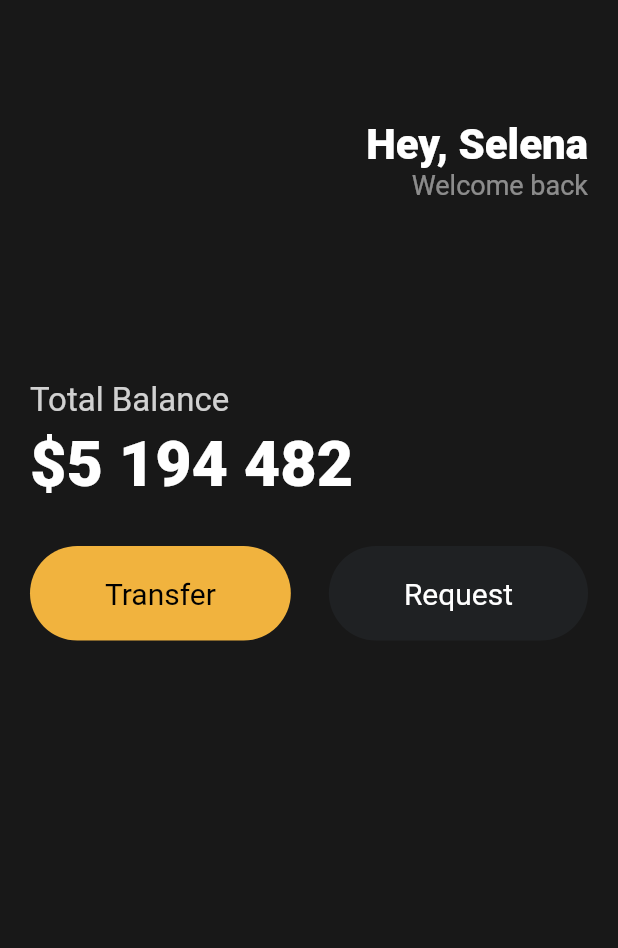
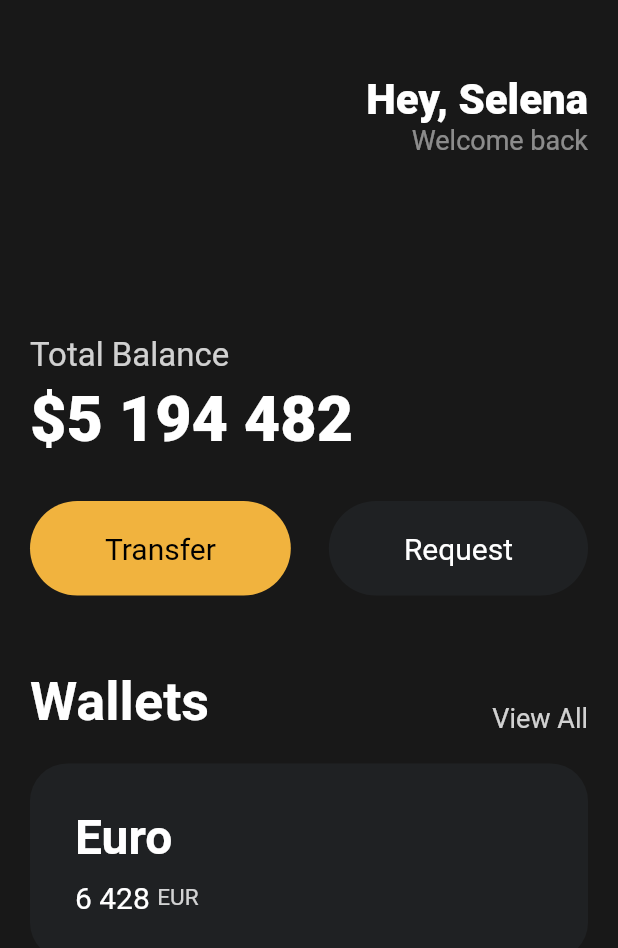
Before and after one commit to or-kk/toonflix, a Flutter app: the screen it shows after launch, on a phone screen of 412 x 824 dp. Shown: the top 948 px of the screen. Run offline on Flutter 3.47's test engine with Material 2 defaults, Android fonts, the phone set to English and light mode, and no system bars.

Commit message:
Add wallets card

```diff
--- a/lib/main.dart
+++ b/lib/main.dart
@@ -28,7 +28,7 @@ class App extends StatelessWidget {
             crossAxisAlignment: CrossAxisAlignment.start,
             children: [
               const SizedBox(
-                height: 80,
+                height: 50,
               ),
               Row(
                 mainAxisAlignment: MainAxisAlignment.end,
@@ -94,6 +94,83 @@ class App extends StatelessWidget {
                   ),
                 ],
               ),
+              const SizedBox(
+                height: 50,
+              ),
+              Row(
+                crossAxisAlignment: CrossAxisAlignment.end,
+                mainAxisAlignment: MainAxisAlignment.spaceBetween,
+                children: [
+                  const Text(
+                    'Wallets',
+                    style: TextStyle(
+                      color: Colors.white,
+                      fontSize: 36,
+                      fontWeight: FontWeight.w600,
+                    ),
+                  ),
+                  Text(
+                    'View All',
+                    style: TextStyle(
+                      color: Colors.white.withOpacity(0.8),
+                      fontSize: 18,
+                    ),
+                  ),
+                ],
+              ),
+              const SizedBox(
+                height: 20,
+              ),
+              Container(
+                decoration: BoxDecoration(
+                  color: const Color(0xFF1F2123),
+                  borderRadius: BorderRadius.circular(25),
+                ),
+                child: Padding(
+                  padding: const EdgeInsets.all(30),
+                  child: Row(
+                    children: [
+                      Column(
+                        crossAxisAlignment: CrossAxisAlignment.start,
+                        children: [
+                          const Text(
+                            'Euro',
+                            style: TextStyle(
+                              color: Colors.white,
+                              fontSize: 32,
+                              fontWeight: FontWeight.w600,
+                            ),
+                          ),
+                          const SizedBox(
+                            height: 10,
+                          ),
+                          Row(
+                            children: [
+                              const Text(
+                                '6 428',
+                                style: TextStyle(
+                                  color: Colors.white,
+                                  fontSize: 20,
+                                ),
+                              ),
+                              const SizedBox(
+                                width: 5,
+                              ),
+                              Text(
+                                'EUR',
+                                style: TextStyle(
+                                  color: Colors.white.withOpacity(0.8),
+                                  fontSize: 15,
+                                ),
+                              ),
+                            ],
+                          )
+                        ],
+                      )
+                    ],
+                  ),
+                ),
+              )
             ],
           ),
         ),
```
